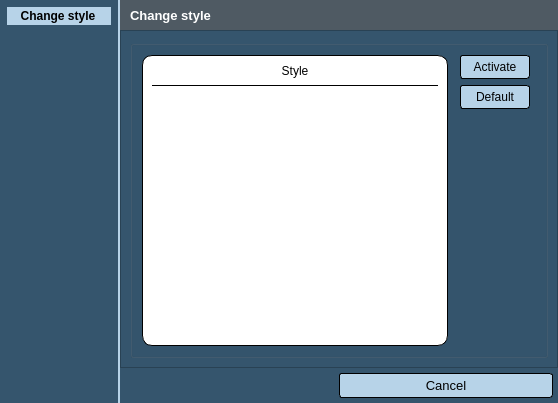
Qt form StyleManager/ui_stylemanager.ui (GIAPspzoo/GIAP_PolaMap_lite) before a commit.
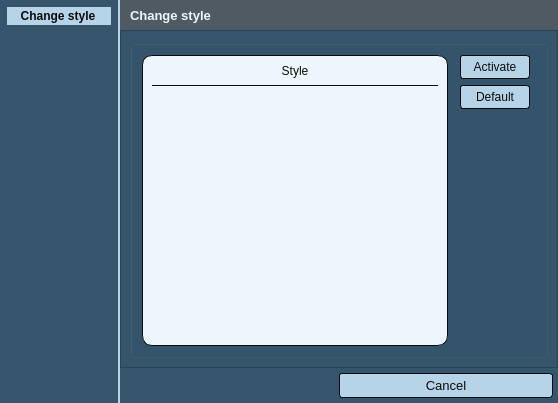
The same form after that commit. Icons and pictures are not drawn.

```diff
--- a/StyleManager/ui_stylemanager.ui
+++ b/StyleManager/ui_stylemanager.ui
@@ -46,13 +46,13 @@
 }
 QListWidget:item:selected {
 	background: rgb(38, 60, 78);
-	color: white;
+	color: #EDF6FC;
 }
 
 QAbstractItemView
 {
 	alternate-background-color:  #e7e7e7;
-	color:  black;
+	color:  #0A0C0D;
 	border: 1px solid  #1a2936;
 	border-radius: 3px;
 	padding: 1px;
@@ -60,13 +60,13 @@
 
 QAbstractItemView:selected
 {
-	color:  white;
+	color:  #EDF6FC;
 	background-color: rgb(38, 60, 78);
 }
 
 QPushButton {
-	color: black;
-	border: 1px solid black;
+	color: #0A0C0D;
+	border: 1px solid #0A0C0D;
 	background-color: #b7d3e8;
 	border-radius: 3px;
 	padding: 4px;
@@ -87,7 +87,7 @@
 }
 
 QToolButton {
-	color:  black;
+	color:  #0A0C0D;
 }
 
 QPushButton:disabled
@@ -98,7 +98,7 @@
 QHeaderView::section
 {
 	background-color:  #cfcfcf;
-	color:  black;
+	color:  #0A0C0D;
 	padding-left: 4px;
 }</string>
   </property>
@@ -206,7 +206,7 @@
            </font>
           </property>
           <property name="styleSheet">
-           <string notr="true">color : white;	font-weight: bold;</string>
+           <string notr="true">color : #EDF6FC;	font-weight: bold;</string>
           </property>
           <property name="text">
            <string>Change style</string>
@@ -232,9 +232,9 @@
              <item>
               <widget class="QFrame" name="frame_2">
                <property name="styleSheet">
-                <string notr="true">border: 1px solid black;
+                <string notr="true">border: 1px solid #0A0C0D;
 border-radius: 10px;
-background-color: white;</string>
+background-color: #EDF6FC;</string>
                </property>
                <property name="frameShape">
                 <enum>QFrame::StyledPanel</enum>
@@ -255,10 +255,10 @@
                    </size>
                   </property>
                   <property name="styleSheet">
-                   <string notr="true">border-width: 0px;
-border-radius: 0px;
-border-bottom: 1px solid black;
-color: black;</string>
+                   <string notr="true">border-width: 0;
+border-radius: 0;
+border-bottom: 1px solid #0A0C0D;
+color: #0A0C0D;</string>
                   </property>
                   <property name="text">
                    <string>Style</string>
@@ -272,7 +272,7 @@
                  <widget class="QListWidget" name="listWidget">
                   <property name="styleSheet">
                    <string notr="true">QListWidget {
-	border: 0px solid white;
+	border: None;
 }</string>
                   </property>
                   <property name="showDropIndicator" stdset="0">
@@ -437,7 +437,7 @@
        <widget class="QLabel" name="label_3">
         <property name="styleSheet">
          <string notr="true">   background-color: #b7d3e8;
-   color: black;
+   color: #0A0C0D;
    font: 10pt &quot;Segoe UI&quot;; 
    font-weight: bold;
 </string>
```
